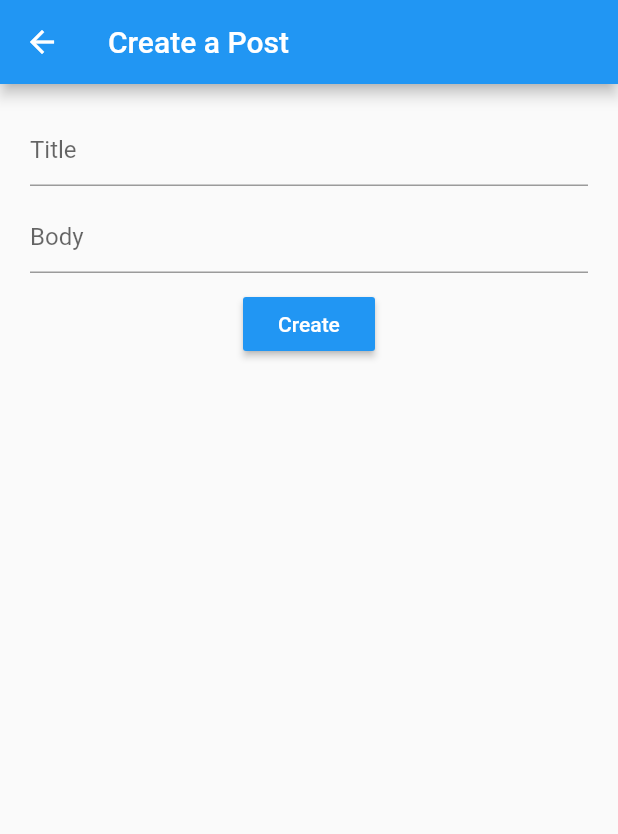
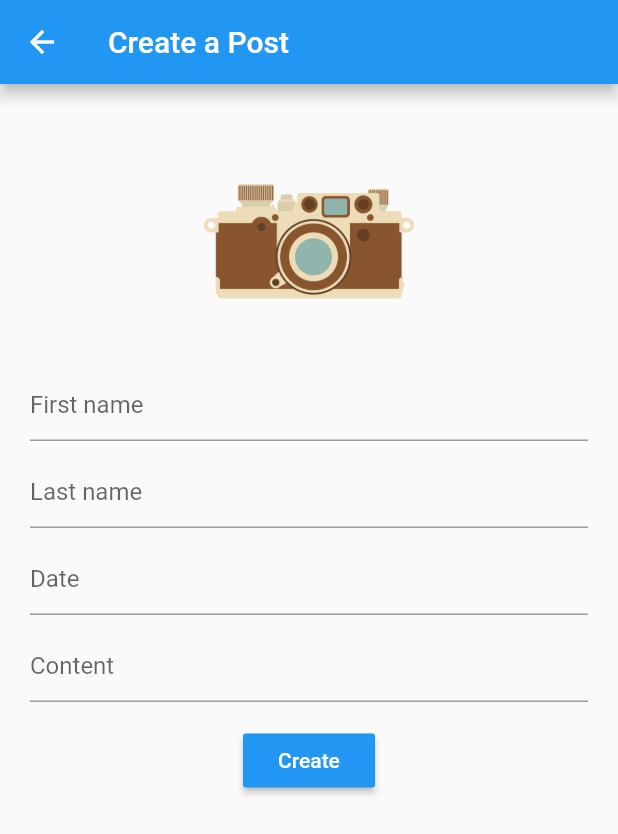
Before and after one commit to qodirxon0115/herwego_new, a Flutter app: the CreatePage screen opened directly, after a tap on "Create", on a phone screen of 412 x 824 dp. Shown: the top 834 px of the screen. Run offline on Flutter 3.47's test engine with Material 2 defaults, Android fonts, the light colour scheme and no system bars; our stand-ins replace firebase_auth, firebase_core, firebase_database, firebase_storage, flutter_slidable, image_picker; accounts and stored records are empty.

Commit message:
Select Image, Storage Read, Write Rules,

```diff
--- a/lib/pages/create_page.dart
+++ b/lib/pages/create_page.dart
@@ -1,7 +1,12 @@
+
+import 'dart:io';
+
 import 'package:flutter/material.dart';
 import 'package:herewego/pages/models/post_model.dart';
 import 'package:herewego/pages/services/auth_service.dart';
 import 'package:herewego/pages/services/rtdb_service.dart';
+import 'package:herewego/pages/services/stor_service.dart';
+import 'package:image_picker/image_picker.dart';
 
 class CreatePage extends StatefulWidget {
   const CreatePage({Key? key}) : super(key: key);
@@ -12,32 +17,63 @@ class CreatePage extends StatefulWidget {
 
 class _CreatePageState extends State<CreatePage> {
   var isLoading = false;
+  var fNameController = TextEditingController();
+  var lNameController = TextEditingController();
   var titleController = TextEditingController();
   var contentController = TextEditingController();
 
-  _createPost(){
+  File? image;
+  final picker = ImagePicker();
+
+  void _createPost() async{
+    String fName = fNameController.text.toString();
+    String lName = lNameController.text.toString();
     String title = titleController.text.toString();
     String body = contentController.text.toString();
     if(title.isEmpty || body.isEmpty) return;
+    if(image == null) return;
 
-    _apiCreatePost(title, body);
+    apiUploadImage(title, body, fName, lName);
   }
 
-  _apiCreatePost(String title, String body){
+  apiUploadImage(String title, String body,String fName,String lName){
     setState(() {
       isLoading = true;
     });
-    var post = Post(title: title, body: body, userId: AuthService.currentUserId());
+    StoreService.uploadImage(image!).then((imgUrl) => {
+      _apiCreatePost(title, body, imgUrl, fName, lName),
+    });
+  }
+
+  _apiCreatePost(String title, String body, String imgUrl, String fName, String lName){
+    setState(() {
+      isLoading = true;
+    });
+    var post = Post(title: title, body: body, imgUrl: imgUrl,fName: fName, lName: lName,
+        userId: AuthService.currentUserId());
     RTDBService.addPost(post).then((value) => {
       _resAddPost(),
     });
   }
 
-  _resAddPost(){
+  void _resAddPost(){
     setState(() {
       isLoading = false;
     });
     Navigator.of(context).pop({'data' : 'done'});
+  }
+
+  void _getImage() async{
+    // ignore: deprecated_member_use
+    final pickedFile = await picker.getImage(source: ImageSource.gallery);
+
+    setState(() {
+      if(pickedFile != null){
+        image = File(pickedFile.path);
+      }else{
+        print("No image selected");
+      }
+    });
   }
 
   @override
@@ -48,15 +84,53 @@ class _CreatePageState extends State<CreatePage> {
       ),
       body: Container(
         padding: const EdgeInsets.all(20),
+        child: SingleChildScrollView(
           child: Stack(
             children: [
               Column(
                 crossAxisAlignment: CrossAxisAlignment.center,
                 children: [
+
+                  const SizedBox(height: 15,),
+
+                  GestureDetector(
+                    onTap: _getImage,
+                    child: Container(
+                      height: 140,
+                      width: 200,
+                      decoration: BoxDecoration(
+                        borderRadius: BorderRadius.circular(8),
+                      ),
+                      child: image != null
+                          ? Image.file(image!, fit: BoxFit.cover,)
+                          :Image.asset("assets/images/ic_camera.jpg"),
+                    ),
+                  ),
+
+                  const SizedBox(height: 15,),
+
+                  TextField(
+                    controller: fNameController,
+                    decoration: const InputDecoration(
+                        hintText: "First name"
+                    ),
+                  ),
+
+                  const SizedBox(height: 10,),
+
+                  TextField(
+                    controller: lNameController,
+                    decoration: const InputDecoration(
+                        hintText: "Last name"
+                    ),
+                  ),
+
+                  const SizedBox(height: 10,),
+
                   TextField(
                     controller: titleController,
                     decoration: const InputDecoration(
-                    hintText: "Title"
+                        hintText: "Date"
                     ),
                   ),
 
@@ -65,11 +139,11 @@ class _CreatePageState extends State<CreatePage> {
                   TextField(
                     controller: contentController,
                     decoration: const InputDecoration(
-                      hintText: "Body"
+                        hintText: "Content"
                     ),
                   ),
 
-                const SizedBox(height: 10,),
+                  const SizedBox(height: 15,),
 
                   MaterialButton(
                     onPressed: (){
@@ -82,6 +156,7 @@ class _CreatePageState extends State<CreatePage> {
               )
             ],
           ),
+        )
       ),
     );
   }
--- a/lib/pages/models/post_model.dart
+++ b/lib/pages/models/post_model.dart
@@ -1,22 +1,28 @@
 
 class Post {
   int? id;
+  String? fName;
+  String? lName;
   String? title;
   String? body;
   String? imgUrl;
   String? userId;
 
-  Post({this.id, this.title, this.body, this.imgUrl, this.userId});
+  Post({this.id, this.title, this.body, this.imgUrl, this.userId, this.fName, this.lName});
 
   Post.fromJson(Map<String, dynamic> json)
       : id = json['id'],
         title = json['title'],
+        fName = json['fName'],
+        lName = json['lName'],
         body = json['body'],
         imgUrl = json['imgUrl'],
         userId = json['userId'];
 
   Map<String, dynamic> toJson() => {
     'id': id,
+    'fName': fName,
+    'lName': lName,
     'title': title,
     'body': body,
     'imgUrl': imgUrl,
--- a/lib/pages/services/rtdb_service.dart
+++ b/lib/pages/services/rtdb_service.dart
@@ -22,7 +22,8 @@ class RTDBService{
     for(var child in snapshot.children){
       var jsonPost = jsonEncode(child.value);
       Map<String, dynamic> map = jsonDecode(jsonPost);
-      var post = Post(title: map['title'], body: map['body'],userId: map['userId']);
+      var post = Post(title: map['title'], body: map['body'], fName: map['fName'], lName: map['lName'],
+          imgUrl: map['imgUrl'], userId: map['userId']);
       items.add(post);
     }
     return items;
--- /dev/null
+++ b/lib/pages/services/stor_service.dart
@@ -0,0 +1,20 @@
+
+
+import 'dart:io';
+
+import 'package:firebase_storage/firebase_storage.dart';
+
+class StoreService{
+  static final _storage = FirebaseStorage.instance.ref();
+  static const folder = "post_image";
+
+  static Future<String> uploadImage(File image) async{
+    String imgName =  "image_${DateTime.now()}";
+    var firebaseStoreRef = _storage.child(folder).child(imgName);
+    var uploadTask = firebaseStoreRef.putFile(image);
+    final TaskSnapshot taskSnapshot = await uploadTask.whenComplete(() => {});
+    String downloadUrl = await firebaseStoreRef.getDownloadURL();
+    return downloadUrl;
+    print(downloadUrl);
+  }
+}
```
Also changed, not shown: lib/pages/home_page.dart (+36 -8 lines), pubspec.yaml (+4 -3 lines), assets/images/ic_camera.jpg (added), assets/images/picture_ic.png (added), pubspec.lock, 1 other file. Lines whose indentation alone changed are shown as unchanged.
